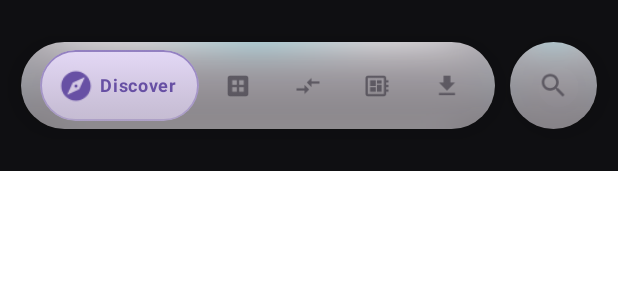
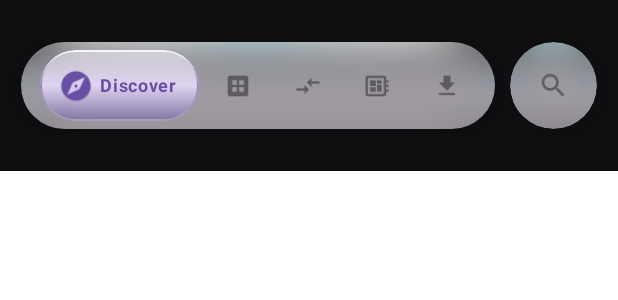
Before and after one commit to tirthsaraiya29/Inferra, an Android app built with Jetpack Compose: the @Preview function InferraBottomBarPreview, on a phone screen of 412 x 824 dp. Shown: the top 300 px of the screen. Run offline under Robolectric (Android 15) with nearby library versions, the light colour scheme and no system bars.

Commit message:
refactor(navigation): use click gestures instead of drag
Simplify the bottom bar by removing custom drag‑gesture handling and
using Compose's `detectTapGestures` and `clickable` modifiers.
This reduces complex state management, fixes layout‑related imports,
and makes the interaction more predictable.
In the nav host the discovery navigation now safely pops to the start
destination before navigating, avoiding stack duplication issues.

```diff
--- a/app/src/main/java/com/inferra/ui/navigation/InferraBottomBar.kt
+++ b/app/src/main/java/com/inferra/ui/navigation/InferraBottomBar.kt
@@ -13,8 +13,8 @@ import androidx.compose.animation.core.spring
 import androidx.compose.foundation.BorderStroke
 import androidx.compose.foundation.background
 import androidx.compose.foundation.border
-import androidx.compose.foundation.gestures.awaitEachGesture
-import androidx.compose.foundation.gestures.awaitFirstDown
+import androidx.compose.foundation.clickable
+import androidx.compose.foundation.gestures.detectTapGestures
 import androidx.compose.foundation.layout.Arrangement
 import androidx.compose.foundation.layout.Box
 import androidx.compose.foundation.layout.Row
@@ -44,7 +44,6 @@ import androidx.compose.material3.Text
 import androidx.compose.runtime.Composable
 import androidx.compose.runtime.getValue
 import androidx.compose.runtime.mutableIntStateOf
-import androidx.compose.runtime.mutableStateMapOf
 import androidx.compose.runtime.mutableStateOf
 import androidx.compose.runtime.remember
 import androidx.compose.runtime.setValue
@@ -58,8 +57,6 @@ import androidx.compose.ui.graphics.asComposeRenderEffect
 import androidx.compose.ui.graphics.graphicsLayer
 import androidx.compose.ui.graphics.vector.ImageVector
 import androidx.compose.ui.input.pointer.pointerInput
-import androidx.compose.ui.layout.onGloballyPositioned
-import androidx.compose.ui.layout.positionInParent
 import androidx.compose.ui.text.font.FontWeight
 import androidx.compose.ui.tooling.preview.Preview
 import androidx.compose.ui.unit.dp
@@ -157,10 +154,6 @@ fun InferraBottomBar(
         label = "pillScaleY"
     )
 
-    // Dynamic layout bounds mapping for item touch/drag gesture handling
-    val tabOffsets = remember { mutableStateMapOf<Int, Float>() }
-    val tabWidths = remember { mutableStateMapOf<Int, Float>() }
-
     Box(
         modifier = modifier
             .fillMaxWidth()
@@ -188,7 +181,7 @@ fun InferraBottomBar(
                     }
                     .shadow(elevation = 10.dp, shape = CircleShape, clip = false)
             ) {
-                // LAYER 1: Frosted Background Substrate with Internal Blur & Glass Refraction
+                // LAYER 1: Frosted Background Substrate with Internal Blur & Glass Refraction Sheen
                 Box(
                     modifier = Modifier
                         .matchParentSize()
@@ -196,27 +189,28 @@ fun InferraBottomBar(
                         .graphicsLayer {
                             if (Build.VERSION.SDK_INT >= Build.VERSION_CODES.S) {
                                 renderEffect = RenderEffect
-                                    .createBlurEffect(32f, 32f, Shader.TileMode.CLAMP)
+                                    .createBlurEffect(36f, 36f, Shader.TileMode.CLAMP)
                                     .asComposeRenderEffect()
                             }
                         }
                         .background(
                             Brush.verticalGradient(
                                 colors = listOf(
-                                    MaterialTheme.colorScheme.surface.copy(alpha = 0.68f),
+                                    Color.White.copy(alpha = 0.22f),
+                                    MaterialTheme.colorScheme.surface.copy(alpha = 0.72f),
                                     MaterialTheme.colorScheme.surface.copy(alpha = 0.48f)
                                 )
                             )
                         )
                         .border(
                             BorderStroke(
-                                1.2.dp,
+                                1.5.dp,
                                 Brush.verticalGradient(
                                     colors = listOf(
-                                        Color.White.copy(alpha = 0.55f),
-                                        Color(0x4400E5FF),
-                                        MaterialTheme.colorScheme.outline.copy(alpha = 0.20f),
-                                        Color.White.copy(alpha = 0.15f)
+                                        Color.White.copy(alpha = 0.75f),
+                                        Color(0x6600E5FF),
+                                        MaterialTheme.colorScheme.primary.copy(alpha = 0.30f),
+                                        Color.White.copy(alpha = 0.20f)
                                     )
                                 )
                             ),
@@ -232,9 +226,9 @@ fun InferraBottomBar(
                                 Brush.horizontalGradient(
                                     colors = listOf(
                                         Color.Transparent,
-                                        Color.White.copy(alpha = 0.60f),
-                                        Color(0x8800E5FF),
-                                        Color.White.copy(alpha = 0.60f),
+                                        Color.White.copy(alpha = 0.80f),
+                                        Color(0xAA00E5FF),
+                                        Color.White.copy(alpha = 0.80f),
                                         Color.Transparent
                                     )
                                 )
@@ -242,55 +236,19 @@ fun InferraBottomBar(
                     )
                 }
 
-                // LAYER 2: Crisp Interactive Foreground with Slimy Jelly Gestures
+                // LAYER 2: Crisp Interactive Foreground with Direct Item Click Navigation & Slimy Jelly Gestures
                 Row(
                     modifier = Modifier
                         .fillMaxSize()
                         .padding(horizontal = 6.dp, vertical = 5.dp)
-                        .pointerInput(mainNavItems.size) {
-                            awaitEachGesture {
-                                val down = awaitFirstDown(requireUnconsumed = false)
-                                val totalWidth = size.width.toFloat().coerceAtLeast(1f)
-
-                                val calcIndex = { x: Float ->
-                                    var foundIndex = -1
-                                    for (i in mainNavItems.indices) {
-                                        val startX = tabOffsets[i] ?: (i * (totalWidth / mainNavItems.size))
-                                        val width = tabWidths[i] ?: (totalWidth / mainNavItems.size)
-                                        if (x >= startX && x <= startX + width) {
-                                            foundIndex = i
-                                            break
-                                        }
-                                    }
-                                    if (foundIndex != -1) foundIndex else (x / (totalWidth / mainNavItems.size)).toInt().coerceIn(0, mainNavItems.size - 1)
+                        .pointerInput(Unit) {
+                            detectTapGestures(
+                                onPress = {
+                                    isPressedOrDragging = true
+                                    tryAwaitRelease()
+                                    isPressedOrDragging = false
                                 }
-
-                                var currentIndex = calcIndex(down.position.x)
-                                hoveredIndex = currentIndex
-                                isPressedOrDragging = true
-
-                                while (true) {
-                                    val event = awaitPointerEvent()
-                                    val pointer = event.changes.firstOrNull { it.id == down.id }
-                                        ?: event.changes.firstOrNull()
-
-                                    if (pointer == null || !pointer.pressed) {
-                                        if (hoveredIndex in mainNavItems.indices) {
-                                            onNavigate(mainNavItems[hoveredIndex].route)
-                                        }
-                                        break
-                                    }
-
-                                    val newIndex = calcIndex(pointer.position.x)
-                                    if (newIndex != currentIndex) {
-                                        currentIndex = newIndex
-                                        hoveredIndex = newIndex
-                                    }
-                                }
-
-                                isPressedOrDragging = false
-                                hoveredIndex = -1
-                            }
+                            )
                         },
                     horizontalArrangement = Arrangement.SpaceEvenly,
                     verticalAlignment = Alignment.CenterVertically
@@ -310,10 +268,6 @@ fun InferraBottomBar(
                         Row(
                             modifier = Modifier
                                 .fillMaxHeight()
-                                .onGloballyPositioned { coords ->
-                                    tabOffsets[index] = coords.positionInParent().x
-                                    tabWidths[index] = coords.size.width.toFloat()
-                                }
                                 .graphicsLayer {
                                     if (isSelected) {
                                         this.scaleX = pillScaleX
@@ -327,19 +281,21 @@ fun InferraBottomBar(
                                             .background(
                                                 Brush.verticalGradient(
                                                     colors = listOf(
+                                                        Color.White.copy(alpha = 0.45f),
                                                         MaterialTheme.colorScheme.primaryContainer.copy(alpha = 0.85f),
-                                                        MaterialTheme.colorScheme.primaryContainer.copy(alpha = 0.60f)
+                                                        MaterialTheme.colorScheme.primary.copy(alpha = 0.50f)
                                                     )
                                                 ),
                                                 shape = CircleShape
                                             )
                                             .border(
                                                 BorderStroke(
-                                                    1.dp,
+                                                    1.2.dp,
                                                     Brush.verticalGradient(
                                                         colors = listOf(
-                                                            MaterialTheme.colorScheme.primary.copy(alpha = 0.65f),
-                                                            MaterialTheme.colorScheme.primary.copy(alpha = 0.25f)
+                                                            Color.White.copy(alpha = 0.90f),
+                                                            MaterialTheme.colorScheme.primary.copy(alpha = 0.60f),
+                                                            Color.White.copy(alpha = 0.30f)
                                                         )
                                                     )
                                                 ),
@@ -347,6 +303,9 @@ fun InferraBottomBar(
                                             )
                                     } else Modifier
                                 )
+                                .clickable {
+                                    onNavigate(item.route)
+                                }
                                 .padding(horizontal = if (isSelected) 14.dp else 10.dp),
                             verticalAlignment = Alignment.CenterVertically,
                             horizontalArrangement = Arrangement.Center
@@ -395,30 +354,13 @@ fun InferraBottomBar(
                         this.scaleY = barScaleY
                     }
                     .shadow(elevation = 10.dp, shape = CircleShape, clip = false)
-                    .pointerInput(Unit) {
-                        awaitEachGesture {
-                            val down = awaitFirstDown(requireUnconsumed = false)
-                            isPressedOrDragging = true
-                            hoveredIndex = 5
-
-                            while (true) {
-                                val event = awaitPointerEvent()
-                                val pointer = event.changes.firstOrNull { it.id == down.id }
-                                    ?: event.changes.firstOrNull()
-
-                                if (pointer == null || !pointer.pressed) {
-                                    onNavigate(searchNavItem.route)
-                                    break
-                                }
-                            }
-
-                            isPressedOrDragging = false
-                            hoveredIndex = -1
-                        }
+                    .clip(CircleShape)
+                    .clickable {
+                        onNavigate(searchNavItem.route)
                     },
                 contentAlignment = Alignment.Center
             ) {
-                // LAYER 1: Frosted Background Substrate with Internal Blur & Glass Refraction
+                // LAYER 1: Frosted Background Substrate with Internal Blur & Glass Refraction Sheen
                 Box(
                     modifier = Modifier
                         .matchParentSize()
@@ -426,27 +368,28 @@ fun InferraBottomBar(
                         .graphicsLayer {
                             if (Build.VERSION.SDK_INT >= Build.VERSION_CODES.S) {
                                 renderEffect = RenderEffect
-                                    .createBlurEffect(32f, 32f, Shader.TileMode.CLAMP)
+                                    .createBlurEffect(36f, 36f, Shader.TileMode.CLAMP)
                                     .asComposeRenderEffect()
                             }
                         }
                         .background(
                             Brush.verticalGradient(
                                 colors = listOf(
-                                    MaterialTheme.colorScheme.surface.copy(alpha = 0.68f),
+                                    Color.White.copy(alpha = 0.22f),
+                                    MaterialTheme.colorScheme.surface.copy(alpha = 0.72f),
                                     MaterialTheme.colorScheme.surface.copy(alpha = 0.48f)
                                 )
                             )
                         )
                         .border(
                             BorderStroke(
-                                1.2.dp,
+                                1.5.dp,
                                 Brush.verticalGradient(
                                     colors = listOf(
-                                        Color.White.copy(alpha = 0.55f),
-                                        Color(0x4400E5FF),
-                                        MaterialTheme.colorScheme.outline.copy(alpha = 0.20f),
-                                        Color.White.copy(alpha = 0.15f)
+                                        Color.White.copy(alpha = 0.75f),
+                                        Color(0x6600E5FF),
+                                        MaterialTheme.colorScheme.primary.copy(alpha = 0.30f),
+                                        Color.White.copy(alpha = 0.20f)
                                     )
                                 )
                             ),
@@ -462,9 +405,9 @@ fun InferraBottomBar(
                                 Brush.horizontalGradient(
                                     colors = listOf(
                                         Color.Transparent,
-                                        Color.White.copy(alpha = 0.60f),
-                                        Color(0x8800E5FF),
-                                        Color.White.copy(alpha = 0.60f),
+                                        Color.White.copy(alpha = 0.80f),
+                                        Color(0xAA00E5FF),
+                                        Color.White.copy(alpha = 0.80f),
                                         Color.Transparent
                                     )
                                 )
@@ -486,18 +429,21 @@ fun InferraBottomBar(
                             .background(
                                 Brush.verticalGradient(
                                     colors = listOf(
+                                        Color.White.copy(alpha = 0.45f),
                                         MaterialTheme.colorScheme.primaryContainer.copy(alpha = 0.85f),
-                                        MaterialTheme.colorScheme.primaryContainer.copy(alpha = 0.60f)
+                                        MaterialTheme.colorScheme.primary.copy(alpha = 0.50f)
                                     )
-                                )
+                                ),
+                                shape = CircleShape
                             )
                             .border(
                                 BorderStroke(
-                                    1.dp,
+                                    1.2.dp,
                                     Brush.verticalGradient(
                                         colors = listOf(
-                                            MaterialTheme.colorScheme.primary.copy(alpha = 0.65f),
-                                            MaterialTheme.colorScheme.primary.copy(alpha = 0.25f)
+                                            Color.White.copy(alpha = 0.90f),
+                                            MaterialTheme.colorScheme.primary.copy(alpha = 0.60f),
+                                            Color.White.copy(alpha = 0.30f)
                                         )
                                     )
                                 ),
```
Also changed, not shown: app/src/main/java/com/inferra/ui/navigation/InferraNavHost.kt (+5 -4 lines).
